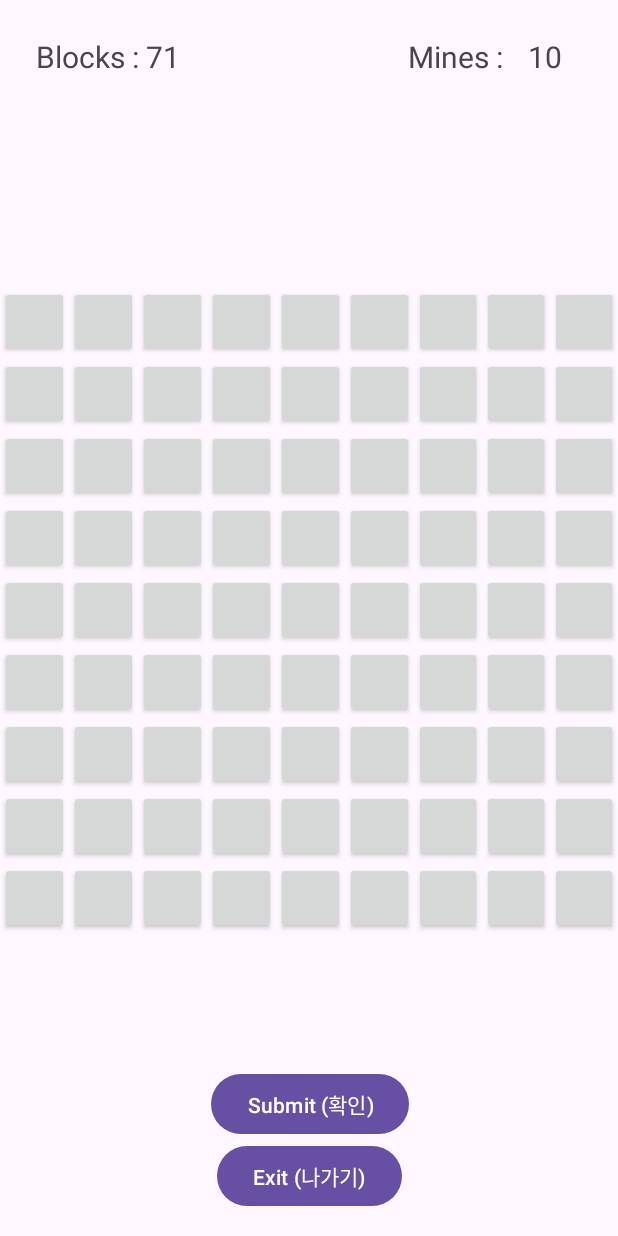
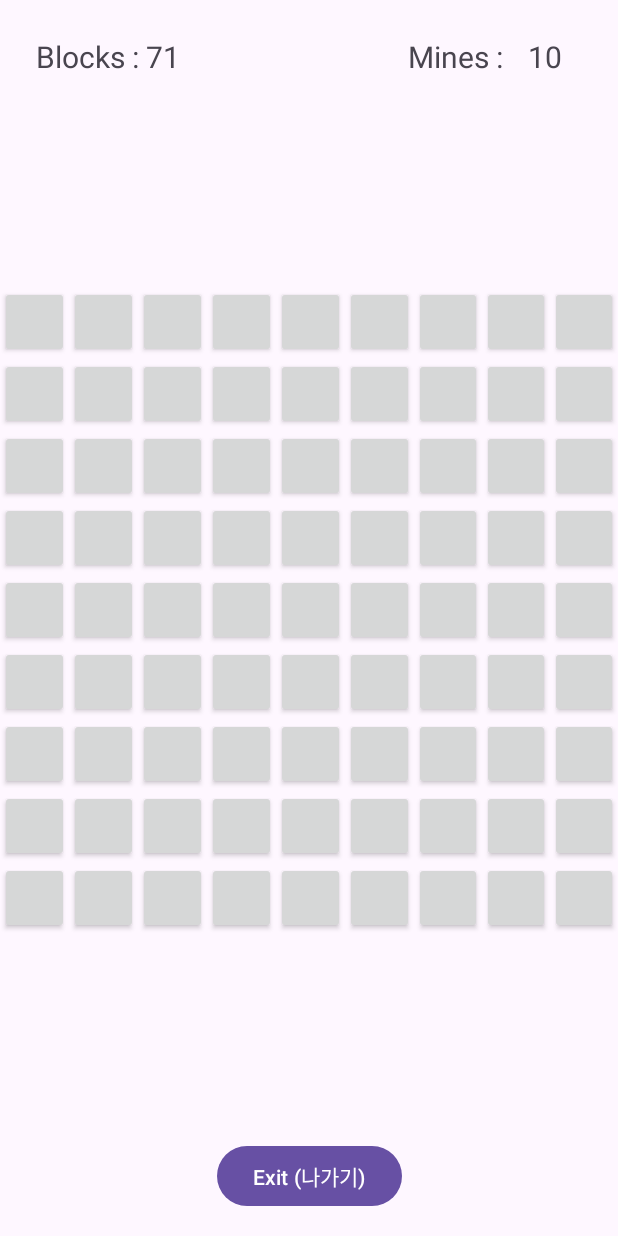
Before and after one commit to LeeShinHaeng/MineSweeper, an Android app: the screen it shows after launch (MainActivity), on a phone screen of 412 x 824 dp. Run offline under Robolectric (Android 15) with nearby library versions, the phone set to English and light mode, and no system bars.

Commit message:
Fix Error : Reflected only after clicked So, Delete Submit button

```diff
--- a/app/src/main/java/com/example/minesweeper/MainActivity.java
+++ b/app/src/main/java/com/example/minesweeper/MainActivity.java
@@ -97,15 +97,11 @@ public class MainActivity extends AppCompatActivity {
                             public boolean onMenuItemClick(MenuItem menuItem) {
                                 if(menuItem.getItemId() == R.id.dig_menu){
                                     recursiveOpen(buttons, finalI, finalJ);
-                                    return true;
                                 }
                                 else if(menuItem.getItemId() == R.id.flag_menu){
                                     buttons[finalI][finalJ].toggleFlag();
-                                    return true;
                                 }
-                                return false;
-                            }
-                        });
+
 
                                 //남은 지뢰, 블록 수 설정
                                 numOfFlag.setText(flags + "");
@@ -115,25 +111,14 @@ public class MainActivity extends AppCompatActivity {
                                 if(blocks == 0)
                                     showWinDialog();
 
-
+                                return true;
+                            }//End of onMenuItemClick method
+                        });//End of popupMenu.setOnMenuItemClickListener
                     }//End of onClick method
                 });//End of setOnClickListener
             }//End of for J
         }//End of for I
-
-        Button submit_button = findViewById(R.id.submit_button);
-        submit_button.setOnClickListener(new View.OnClickListener() {
-            @Override
-            public void onClick(View view) {
-                //게임 승리
-                if(blocks == 0)
-                    showWinDialog();
-
-                else
-                    showFailDialog();
-            }
-        });
-    }
+    }//End of OnCreate
 
     //승리시 AlertDialog
     private void showWinDialog() {
--- a/app/src/main/res/layout/activity_main.xml
+++ b/app/src/main/res/layout/activity_main.xml
@@ -102,14 +102,5 @@
         app:layout_constraintTop_toTopOf="@+id/blocks_text"
         app:layout_constraintVertical_bias="1.0" />
 
-    <Button
-        android:id="@+id/submit_button"
-        android:layout_width="wrap_content"
-        android:layout_height="wrap_content"
-        android:text="Submit (확인)"
-        app:layout_constraintBottom_toTopOf="@+id/finsish_button"
-        app:layout_constraintEnd_toEndOf="@+id/finsish_button"
-        app:layout_constraintStart_toStartOf="@+id/finsish_button" />
-
 
 </androidx.constraintlayout.widget.ConstraintLayout>
```
Lines whose indentation alone changed are shown as unchanged.
